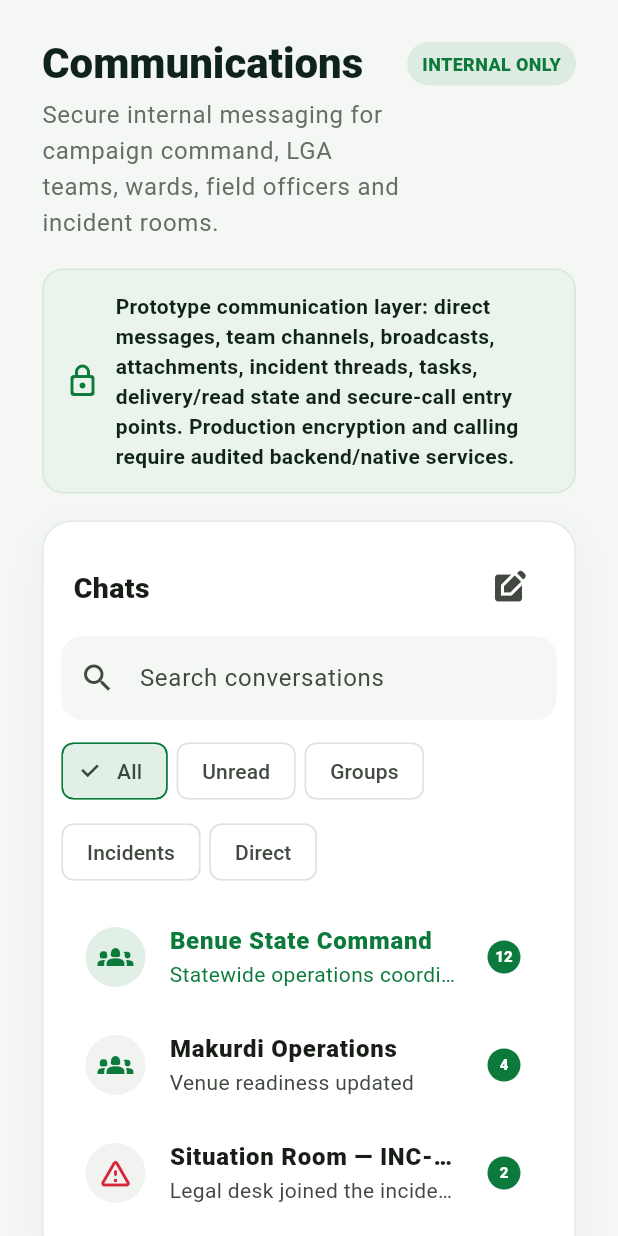
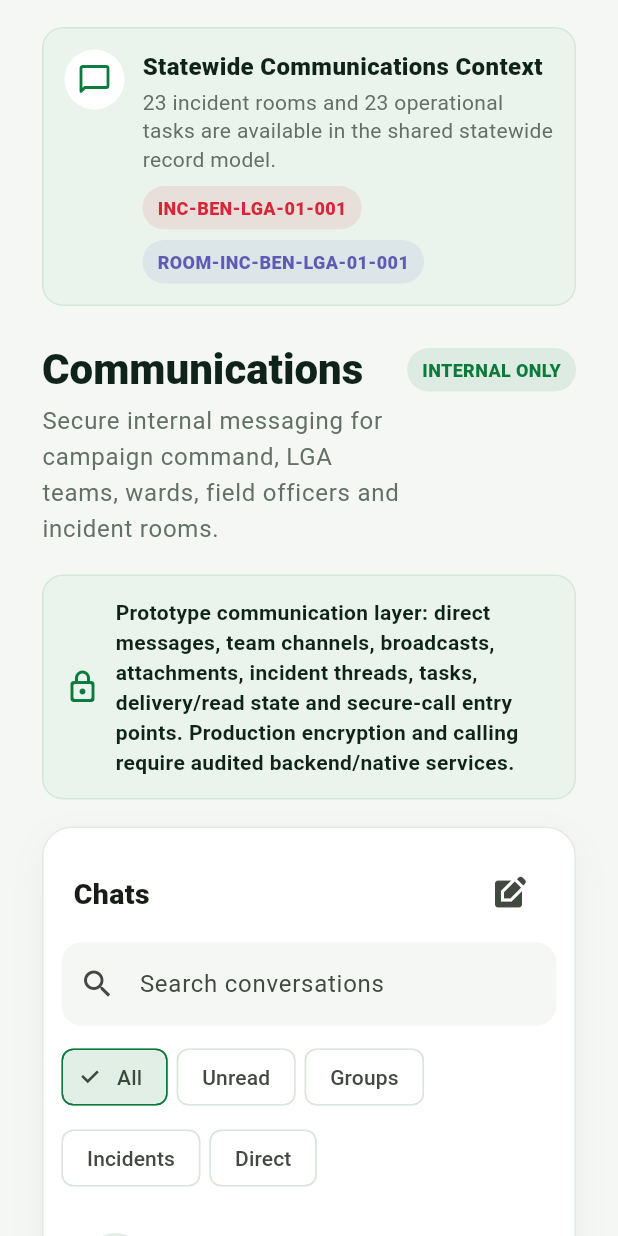
Before and after one commit to Bkzazzau1/benuestatepdp, a Flutter app: the ScopedCommunicationsPage widget shown alone on an empty page, opened directly, on a phone screen of 412 x 824 dp. Run offline on Flutter 3.47's test engine with Material 3 defaults, Android fonts, the phone set to English and light mode, and no system bars; Roboto replaces fonts that are missing (Arial).

Commit message:
Link communications context to shared incident records

```diff
--- a/lib/benue/scoped_communications.dart
+++ b/lib/benue/scoped_communications.dart
@@ -2,6 +2,7 @@ import 'package:flutter/material.dart';
 
 import 'app_scope.dart';
 import 'communications_page.dart';
+import 'domain/records_store.dart';
 import 'widgets.dart';
 
 class ScopedCommunicationsPage extends StatelessWidget {
@@ -10,13 +11,57 @@ class ScopedCommunicationsPage extends StatelessWidget {
   @override
   Widget build(BuildContext context) {
     final scope = CampaignScope.of(context);
+    final records = CampaignRecords.of(context);
     final lga = scope.lgaName;
+    final incidents = records.incidentsFor(scope.lgaId);
+    final tasks = records.tasksFor(scope.lgaId);
 
-    if (lga == null) return const CommunicationsPage();
-
+    if (lga == null) {
       return Column(
         children: [
-        Container(
+          _RecordsContextBar(
+            title: 'Statewide Communications Context',
+            detail:
+                '${incidents.length} incident rooms and ${tasks.length} operational tasks are available in the shared statewide record model.',
+            incidentId: incidents.isEmpty ? null : incidents.first.id,
+            roomId: incidents.isEmpty ? null : incidents.first.conversationId,
+          ),
+          const Expanded(child: CommunicationsPage()),
+        ],
+      );
+    }
+
+    final primaryIncident = incidents.isEmpty ? null : incidents.first;
+    return Column(
+      children: [
+        _RecordsContextBar(
+          title: '$lga Communications Context',
+          detail:
+              '$lga conversations inherit ${scope.lgaId}. Incident rooms, tasks and reports now resolve through the same shared record IDs; State Command remains available for escalation.',
+          incidentId: primaryIncident?.id,
+          roomId: primaryIncident?.conversationId,
+        ),
+        const Expanded(child: CommunicationsPage()),
+      ],
+    );
+  }
+}
+
+class _RecordsContextBar extends StatelessWidget {
+  const _RecordsContextBar({
+    required this.title,
+    required this.detail,
+    required this.incidentId,
+    required this.roomId,
+  });
+
+  final String title;
+  final String detail;
+  final String? incidentId;
+  final String? roomId;
+
+  @override
+  Widget build(BuildContext context) => Container(
         width: double.infinity,
         margin: const EdgeInsets.fromLTRB(28, 18, 28, 0),
         padding: const EdgeInsets.all(14),
@@ -26,6 +71,7 @@ class ScopedCommunicationsPage extends StatelessWidget {
           border: Border.all(color: const Color(0xFFD5E7DA)),
         ),
         child: Row(
+          crossAxisAlignment: CrossAxisAlignment.start,
           children: [
             const CircleAvatar(
               backgroundColor: Colors.white,
@@ -36,24 +82,30 @@ class ScopedCommunicationsPage extends StatelessWidget {
               child: Column(
                 crossAxisAlignment: CrossAxisAlignment.start,
                 children: [
-                    Text('$lga Communications Context',
+                  Text(title,
                       style: const TextStyle(
-                            color: ink, fontWeight: FontWeight.w900, fontSize: 16)),
+                          color: ink,
+                          fontWeight: FontWeight.w900,
+                          fontSize: 16)),
                   const SizedBox(height: 3),
-                    Text(
-                      '$lga Operations, $lga coordinator conversations and incident rooms inherit the active LGA scope. State Command channels remain available for escalation.',
-                      style: const TextStyle(color: muted, height: 1.35),
+                  Text(detail,
+                      style: const TextStyle(color: muted, height: 1.35)),
+                  if (incidentId != null) ...[
+                    const SizedBox(height: 8),
+                    Wrap(
+                      spacing: 7,
+                      runSpacing: 7,
+                      children: [
+                        StatusPill(incidentId!, color: pdpRed),
+                        if (roomId != null)
+                          StatusPill(roomId!, color: const Color(0xFF5E5CB2)),
+                      ],
+                    ),
+                  ],
+                ],
+              ),
             ),
           ],
         ),
-              ),
-              const SizedBox(width: 10),
-              StatusPill('$lga LGA'),
-            ],
-          ),
-        ),
-        const Expanded(child: CommunicationsPage()),
-      ],
       );
 }
-}
```
Lines whose indentation alone changed are shown as unchanged.
